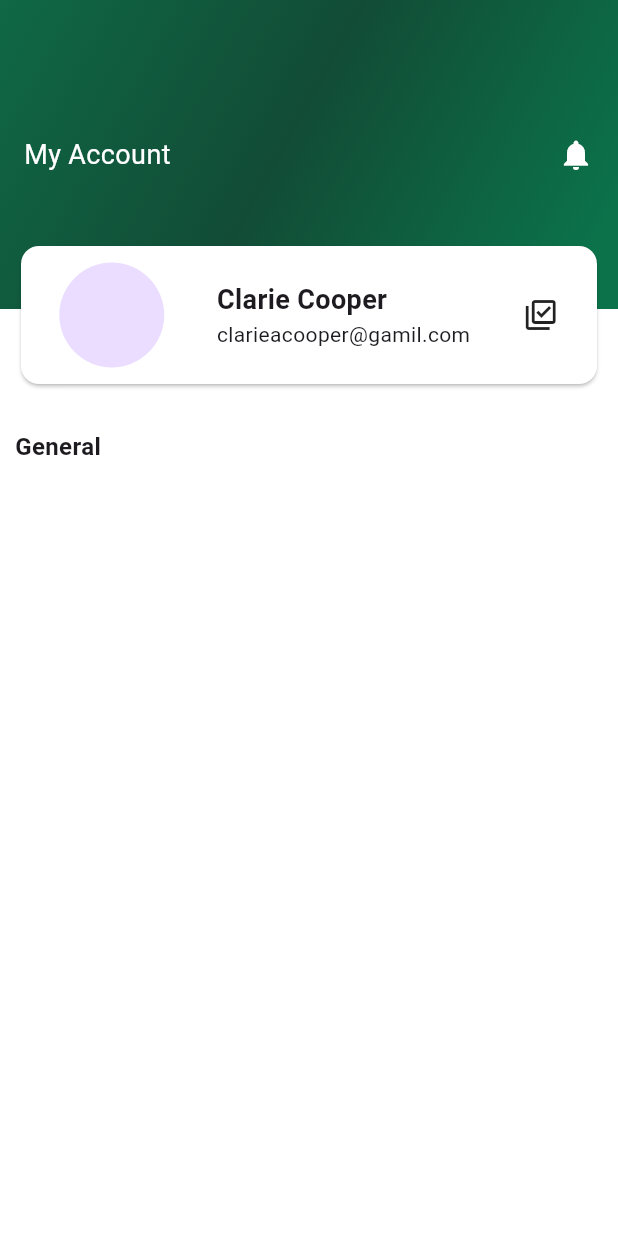
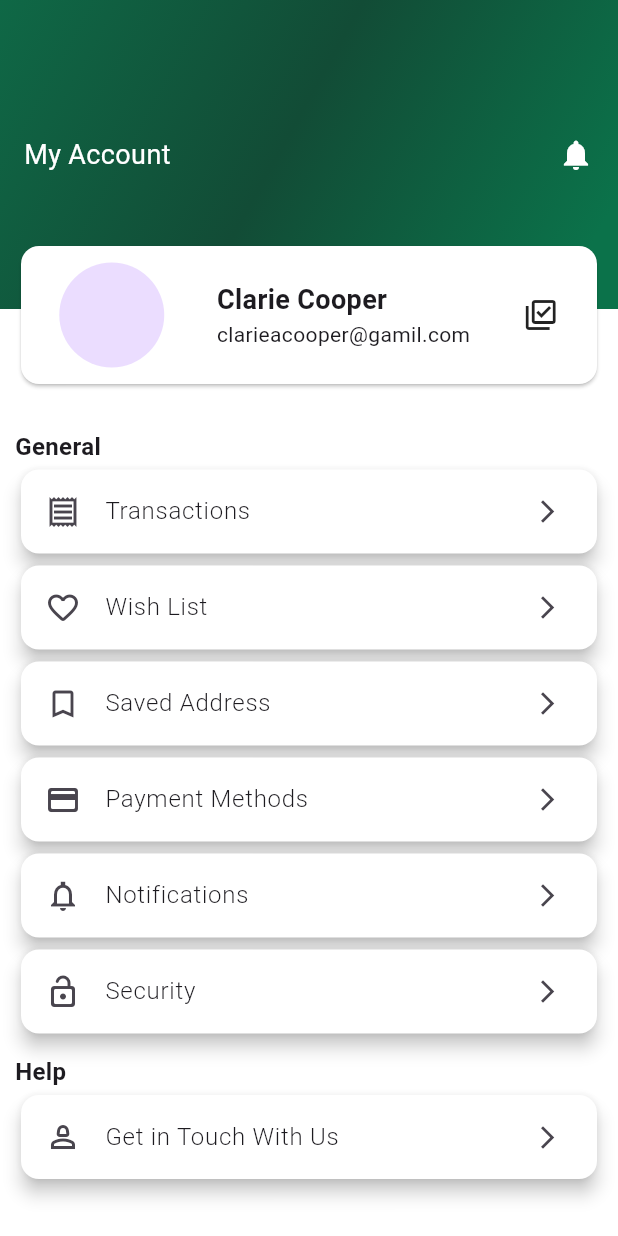
Before and after one commit to AbinFutura/E-COMMERCE, a Flutter app: the ProfilePage screen opened directly, on a phone screen of 412 x 824 dp. Run offline on Flutter 3.47's test engine with Material 3 defaults, Android fonts, the light colour scheme and no system bars; our stand-ins replace firebase_core, smooth_page_indicator; accounts and stored records are empty.

Commit message:
profile page completed

```diff
--- a/lib/main.dart
+++ b/lib/main.dart
@@ -1,5 +1,6 @@
 import 'package:e_commerce_project/views/cart/cart_page.dart';
 import 'package:e_commerce_project/views/onboard/onboard.dart';
+import 'package:e_commerce_project/views/profile/profile_page.dart';
 import 'package:e_commerce_project/views/splash/splash_screen.dart';
 import 'package:firebase_core/firebase_core.dart';
 import 'package:flutter/material.dart';
@@ -27,7 +28,7 @@ class MyApp extends StatelessWidget {
         colorScheme: ColorScheme.fromSeed(seedColor: Colors.deepPurple),
         useMaterial3: true,
       ),
-      home: SplashScreen(),
+      home: ProfilePage(),
     );
   }
 }
--- a/lib/views/profile/profile_page.dart
+++ b/lib/views/profile/profile_page.dart
@@ -10,7 +10,8 @@ class ProfilePage extends StatelessWidget {
     return Scaffold(
 
 
-      body:Stack(
+      body:SingleChildScrollView(
+        child: Stack(
           children: [
             Column(
               children: [
@@ -42,14 +43,24 @@ class ProfilePage extends StatelessWidget {
                   width: double.infinity,
                   height:MediaQuery.sizeOf(context).height *0.75,
                   color: Colors.white,
-                child: const Padding(
-                  padding: EdgeInsets.only(left: 10,right: 10),
+                  child:  Padding(
+                    padding: const EdgeInsets.only(left: 10,right: 10),
                     child: Column(
                       crossAxisAlignment: CrossAxisAlignment.start,
                       children: [
 
-                      SizedBox(height: 80,),
-                      Text("General",style: TextStyle(fontSize: 16,fontWeight: FontWeight.bold),),
+                       const  SizedBox(height: 80,),
+                       const  Text("General",style: TextStyle(fontSize: 16,fontWeight: FontWeight.bold),),
+                        customProfileMenu(const Icon(Icons.receipt_outlined),'Transactions'),
+                         customProfileMenu(const Icon(Icons.favorite_outline_rounded),'Wish List'),
+                          customProfileMenu(const Icon(Icons.bookmark_border),'Saved Address'),
+                           customProfileMenu(const Icon(Icons.payment_rounded),'Payment Methods'),
+                            customProfileMenu(const Icon(Icons.notifications_none_sharp),'Notifications'),
+                             customProfileMenu(const Icon(Icons.lock_open_rounded),'Security'),
+                             SizedBox(height: 10,),
+                               const  Text("Help",style: TextStyle(fontSize: 16,fontWeight: FontWeight.bold),),
+                              customProfileMenu(const Icon(Icons.person_2_outlined),'Get in Touch With Us'),
+
                       ],
                     ),
                   )
@@ -88,7 +99,7 @@ class ProfilePage extends StatelessWidget {
 
                         ],
                       ),
-                    Icon(Icons.library_add_check_outlined)
+                      Icon(Icons.library_add_check_outlined),
                     ],
                   ),
                 ),
@@ -99,7 +110,22 @@ class ProfilePage extends StatelessWidget {
 
 
           ],
+        ),
       )
     );
   }
+
+  // Account page menu list
+
+  Widget  customProfileMenu(Icon lIcon , String title ) {
+    return Card(
+                      color: Colors.white,
+                      elevation: 5,
+                      child: ListTile(
+                        leading: lIcon,
+                        title:  Text(title,style: TextStyle(fontWeight: FontWeight.w300),),
+                        trailing: const Icon(Icons.arrow_forward_ios_sharp,size: 18,),
+                      ),
+                    );
   }
+}
```
Also changed, not shown: 4 other files. Lines whose indentation alone changed are shown as unchanged.
